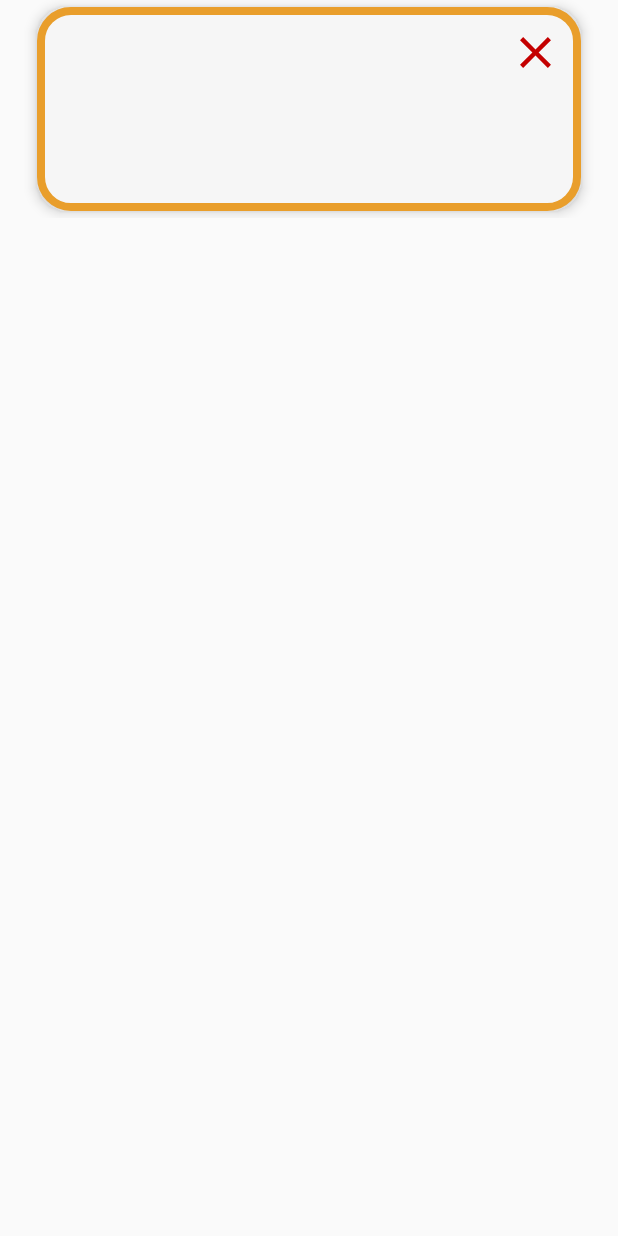
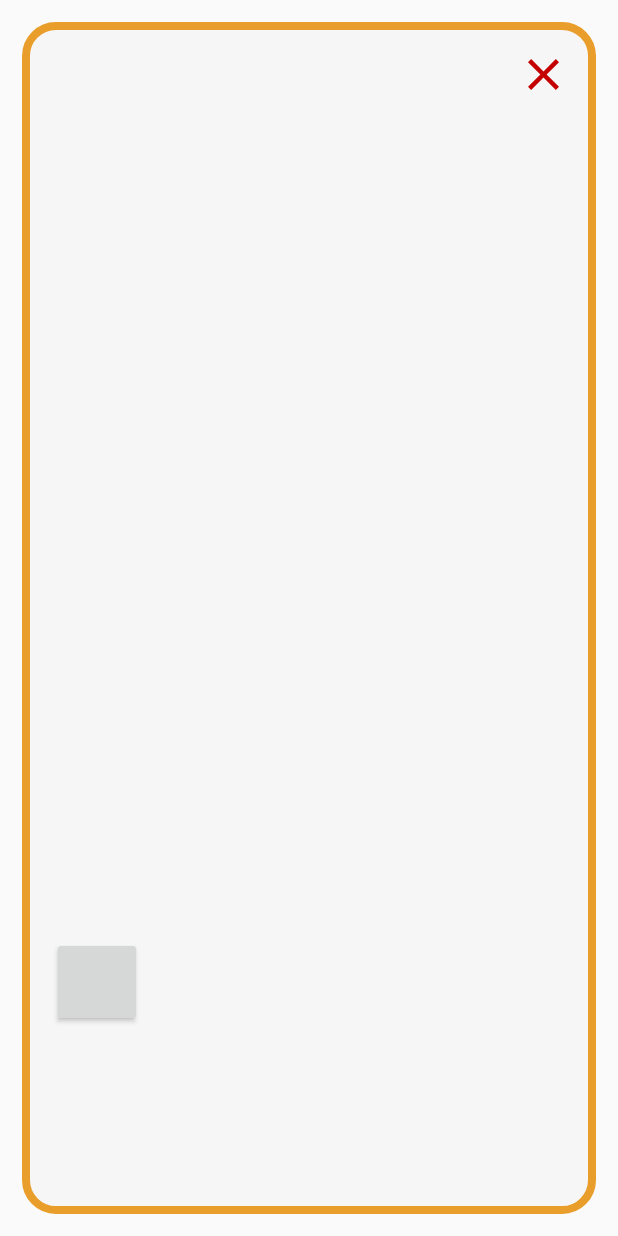
Before and after one commit to TigranMirzoyan/MyApplication, an Android app: the layout dialog_history.xml on its own in the app's theme, with its tools: preview values and no code run, on a phone screen of 412 x 824 dp. Run offline under Robolectric (Android 15) with nearby library versions, the phone set to English and light mode, and no system bars.

Commit message:
CustomDialog changes

```diff
--- a/app/src/main/res/layout/dialog_history.xml
+++ b/app/src/main/res/layout/dialog_history.xml
@@ -1,13 +1,33 @@
 <?xml version="1.0" encoding="utf-8"?>
 <RelativeLayout xmlns:android="http://schemas.android.com/apk/res/android"
+    xmlns:app="http://schemas.android.com/apk/res-auto"
     xmlns:tools="http://schemas.android.com/tools"
     android:layout_width="match_parent"
+    android:layout_height="match_parent">
+
+    <RelativeLayout
+        android:layout_width="match_parent"
         android:layout_height="match_parent"
-    xmlns:app="http://schemas.android.com/apk/res-auto">
+        android:layout_marginHorizontal="10dp"
+        android:layout_marginVertical="10dp"
+        android:background="@drawable/dialog_history">
+
+        <ImageButton
+            android:id="@+id/cancelID"
+            android:layout_width="30dp"
+            android:layout_height="30dp"
+            android:layout_alignParentEnd="true"
+            android:layout_marginTop="20dp"
+            android:layout_marginEnd="20dp"
+            android:background="@android:color/transparent"
+            android:src="@drawable/a_close" />
 
         <ScrollView
+            android:id="@+id/Scroll_View"
             android:layout_width="match_parent"
-        android:layout_height="wrap_content"
+            android:layout_height="500dp"
+            android:layout_below="@id/cancelID"
+            android:layout_marginTop="10dp"
             android:fillViewport="true">
 
             <LinearLayout
@@ -15,18 +35,7 @@
                 android:layout_width="match_parent"
                 android:layout_height="wrap_content"
                 android:orientation="vertical"
-            android:padding="20dp"
-            android:elevation="5dp"
-            android:background="@drawable/dialog_history"
-            android:layout_marginHorizontal="20dp">
-
-            <ImageButton
-                android:id="@+id/cancelID"
-                android:layout_width="30dp"
-                android:layout_height="30dp"
-                android:layout_gravity="right|top"
-                android:background="@android:color/transparent"
-                android:src="@drawable/a_close" />
+                android:padding="20dp">
 
                 <TextView
                     android:id="@+id/tvAlertTitle"
@@ -48,6 +57,16 @@
                     android:textColor="@color/black"
                     android:textSize="20sp" />
 
+
             </LinearLayout>
         </ScrollView>
+
+        <Button
+            android:id="@+id/star_button"
+            android:layout_width="60dp"
+            android:layout_height="60dp"
+            android:layout_below="@+id/Scroll_View"
+            android:layout_marginLeft="20dp"
+            android:layout_marginTop="50dp"/>
     </RelativeLayout>
+</RelativeLayout>
```
Also changed, not shown: app/src/main/java/com/example/myapplication/CustomDialogFragment.java (+20 -3 lines), app/src/main/res/drawable/a_favorite.xml (added, +12 -0 lines), app/src/main/res/drawable/a_not_favorite.xml (added, +12 -0 lines), app/src/main/res/drawable/my_favorite_place.xml (added, +14 -0 lines), app/src/main/res/drawable/my_not_favorite_place.xml (added, +14 -0 lines). Lines whose indentation alone changed are shown as unchanged.
